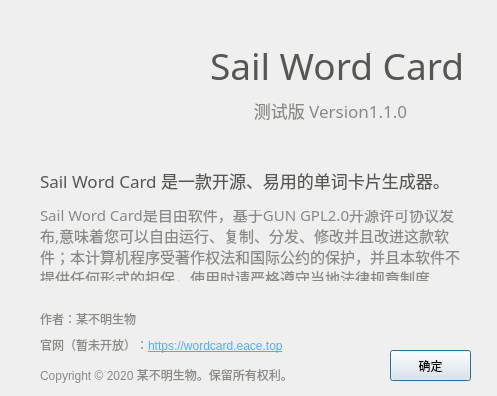
The window that aboutWin.ui (Simgor001/WordCard) describes before a commit, drawn with Qt 5.
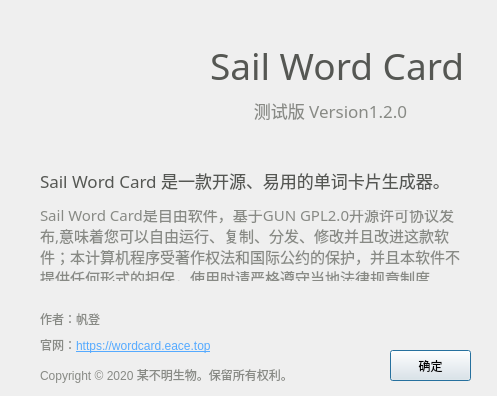
The same window after the commit. Icons and pictures are not drawn.

```diff
--- a/aboutWin.ui
+++ b/aboutWin.ui
@@ -134,7 +134,7 @@
 color: rgb(136, 138, 133);</string>
    </property>
    <property name="text">
-    <string>测试版 Version1.1.0</string>
+    <string>测试版 Version1.2.0</string>
    </property>
    <property name="alignment">
     <set>Qt::AlignCenter</set>
@@ -190,7 +190,7 @@
 font: 11pt &quot;文泉驿微米黑&quot;;</string>
    </property>
    <property name="text">
-    <string>&lt;html&gt;&lt;head/&gt;&lt;body&gt;&lt;p&gt;作者：某不明生物&lt;/p&gt;&lt;/body&gt;&lt;/html&gt;</string>
+    <string>&lt;html&gt;&lt;head/&gt;&lt;body&gt;&lt;p&gt;作者：帆登&lt;/p&gt;&lt;/body&gt;&lt;/html&gt;</string>
    </property>
   </widget>
   <widget class="QLabel" name="label_8">
@@ -207,7 +207,7 @@
 font: 11pt &quot;文泉驿微米黑&quot;;</string>
    </property>
    <property name="text">
-    <string>&lt;html&gt;&lt;head/&gt;&lt;body&gt;&lt;p&gt;官网（暂未开放）：&lt;a href=&quot;https://wordcard.eace.top&quot;&gt;&lt;span style=&quot; text-decoration: underline; color:#55aaff;&quot;&gt;https://wordcard.eace.top&lt;/span&gt;&lt;/a&gt;&lt;/p&gt;&lt;/body&gt;&lt;/html&gt;</string>
+    <string>&lt;html&gt;&lt;head/&gt;&lt;body&gt;&lt;p&gt;官网：&lt;a href=&quot;https://blog.simgor.cn&quot;&gt;&lt;span style=&quot; text-decoration: underline; color:#55aaff;&quot;&gt;https://wordcard.eace.top&lt;/span&gt;&lt;/a&gt;&lt;/p&gt;&lt;/body&gt;&lt;/html&gt;</string>
    </property>
    <property name="openExternalLinks">
     <bool>true</bool>
```
